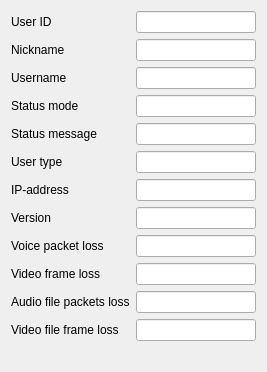
This is qtTeamTalk/userinfo.ui in BearWare/TeamTalk5 as Qt 5 draws it before an edit. The edited form follows.
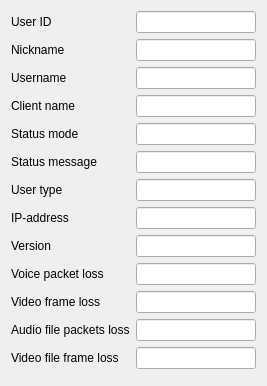
This is the edited form.

Commit message: SysID for login. Show client-name.

```diff
--- a/qtTeamTalk/userinfo.ui
+++ b/qtTeamTalk/userinfo.ui
@@ -7,7 +7,7 @@
     <x>0</x>
     <y>0</y>
     <width>267</width>
-    <height>372</height>
+    <height>386</height>
    </rect>
   </property>
   <property name="windowTitle">
@@ -71,14 +71,14 @@
      </property>
     </widget>
    </item>
-   <item row="3" column="0">
+   <item row="4" column="0">
     <widget class="QLabel" name="label_7">
      <property name="text">
       <string>Status mode</string>
      </property>
     </widget>
    </item>
-   <item row="3" column="1">
+   <item row="4" column="1">
     <widget class="QLineEdit" name="statusmode">
      <property name="text">
       <string/>
@@ -88,14 +88,14 @@
      </property>
     </widget>
    </item>
-   <item row="4" column="0">
+   <item row="5" column="0">
     <widget class="QLabel" name="label_9">
      <property name="text">
       <string>Status message</string>
      </property>
     </widget>
    </item>
-   <item row="4" column="1">
+   <item row="5" column="1">
     <widget class="QLineEdit" name="statusmsg">
      <property name="text">
       <string/>
@@ -105,7 +105,7 @@
      </property>
     </widget>
    </item>
-   <item row="5" column="0">
+   <item row="6" column="0">
     <widget class="QLabel" name="label_15">
      <property name="frameShape">
       <enum>QFrame::NoFrame</enum>
@@ -115,7 +115,7 @@
      </property>
     </widget>
    </item>
-   <item row="5" column="1">
+   <item row="6" column="1">
     <widget class="QLineEdit" name="usertype">
      <property name="text">
       <string/>
@@ -125,14 +125,14 @@
      </property>
     </widget>
    </item>
-   <item row="6" column="0">
+   <item row="7" column="0">
     <widget class="QLabel" name="label_8">
      <property name="text">
       <string>IP-address</string>
      </property>
     </widget>
    </item>
-   <item row="6" column="1">
+   <item row="7" column="1">
     <widget class="QLineEdit" name="ipaddr">
      <property name="text">
       <string/>
@@ -142,14 +142,14 @@
      </property>
     </widget>
    </item>
-   <item row="7" column="0">
+   <item row="8" column="0">
     <widget class="QLabel" name="label_4">
      <property name="text">
       <string>Version</string>
      </property>
     </widget>
    </item>
-   <item row="7" column="1">
+   <item row="8" column="1">
     <widget class="QLineEdit" name="version">
      <property name="text">
       <string/>
@@ -159,14 +159,14 @@
      </property>
     </widget>
    </item>
-   <item row="8" column="0">
+   <item row="9" column="0">
     <widget class="QLabel" name="label_13">
      <property name="text">
       <string>Voice packet loss</string>
      </property>
     </widget>
    </item>
-   <item row="8" column="1">
+   <item row="9" column="1">
     <widget class="QLineEdit" name="voicepacketloss">
      <property name="text">
       <string/>
@@ -176,14 +176,14 @@
      </property>
     </widget>
    </item>
-   <item row="9" column="0">
+   <item row="10" column="0">
     <widget class="QLabel" name="label_6">
      <property name="text">
       <string>Video frame loss</string>
      </property>
     </widget>
    </item>
-   <item row="9" column="1">
+   <item row="10" column="1">
     <widget class="QLineEdit" name="vidpacketloss">
      <property name="text">
       <string/>
@@ -193,26 +193,43 @@
      </property>
     </widget>
    </item>
-   <item row="10" column="0">
+   <item row="11" column="0">
     <widget class="QLabel" name="label_2">
      <property name="text">
       <string>Audio file packets loss</string>
      </property>
     </widget>
    </item>
-   <item row="10" column="1">
+   <item row="11" column="1">
     <widget class="QLineEdit" name="mediaaudpacketloss"/>
    </item>
-   <item row="11" column="0">
+   <item row="12" column="0">
     <widget class="QLabel" name="label_10">
      <property name="text">
       <string>Video file frame loss</string>
      </property>
     </widget>
    </item>
-   <item row="11" column="1">
+   <item row="12" column="1">
     <widget class="QLineEdit" name="mediavidpacketloss"/>
    </item>
+   <item row="3" column="0">
+    <widget class="QLabel" name="label_11">
+     <property name="text">
+      <string>Client name</string>
+     </property>
+     <property name="buddy">
+      <cstring>clientname</cstring>
+     </property>
+    </widget>
+   </item>
+   <item row="3" column="1">
+    <widget class="QLineEdit" name="clientname">
+     <property name="readOnly">
+      <bool>true</bool>
+     </property>
+    </widget>
+   </item>
   </layout>
  </widget>
  <resources/>
```
Left out of the diff: 51 changed lines with no effect on the pictures. The commit also changes 2 other files.
